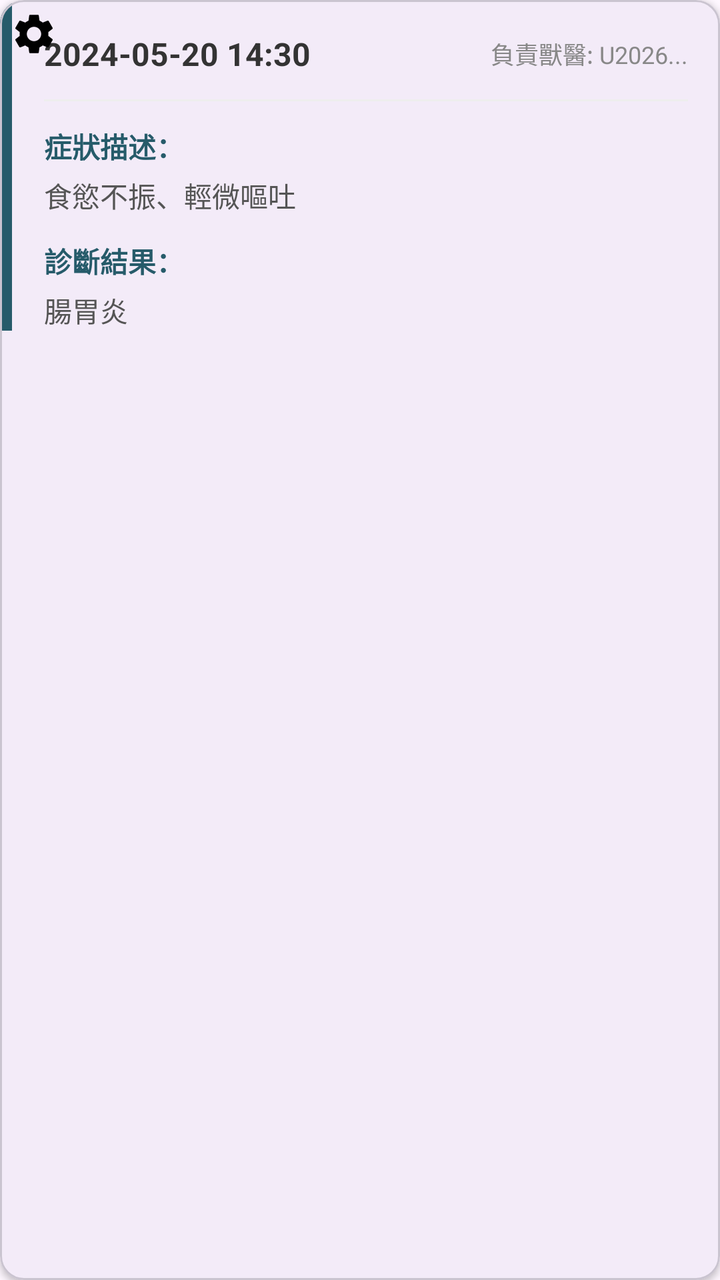
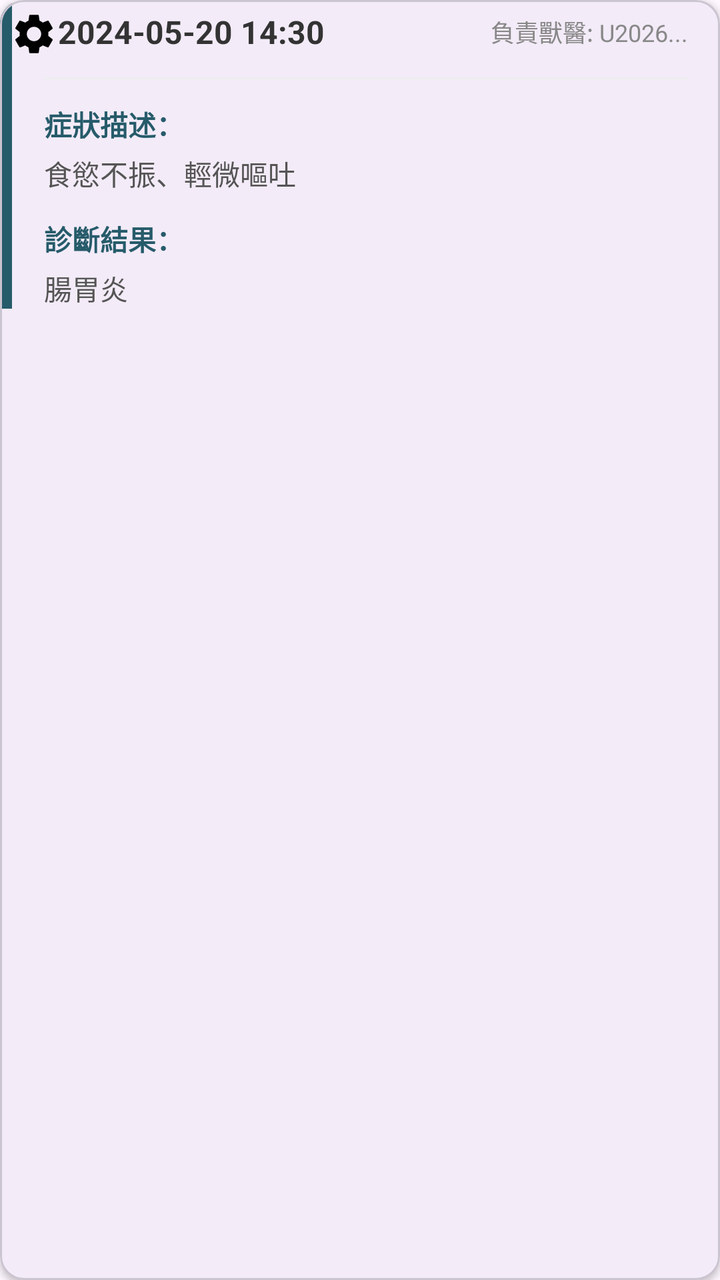

Before-and-after screenshots of an Android layout around one commit, followed by the original layout XML and the change that was made.
<!-- AndroidManifest.xml: application theme Theme.PetCare -->
<!-- res/layout/item_medical_record.xml -->
<?xml version="1.0" encoding="utf-8"?>
<com.google.android.material.card.MaterialCardView
    xmlns:android="http://schemas.android.com/apk/res/android"
    xmlns:app="http://schemas.android.com/apk/res-auto"
    android:layout_width="match_parent"
    android:layout_height="wrap_content"
    android:layout_marginHorizontal="16dp"
    android:layout_marginVertical="8dp"
    app:cardCornerRadius="12dp"
    app:cardElevation="2dp">

    <androidx.constraintlayout.widget.ConstraintLayout
        android:layout_width="match_parent"
        android:layout_height="wrap_content"
        android:paddingBottom="16dp">

        
        <View
            android:id="@+id/colorStrip"
            android:layout_width="6dp"
            android:layout_height="0dp"
            android:background="#265B6A"
            app:layout_constraintTop_toTopOf="parent"
            app:layout_constraintBottom_toBottomOf="parent"
            app:layout_constraintStart_toStartOf="parent" />

        
        <TextView
            android:id="@+id/tvVisitDate"
            android:layout_width="wrap_content"
            android:layout_height="wrap_content"
            android:layout_marginStart="16dp"
            android:layout_marginTop="16dp"
            android:text="2024-05-20 14:30"
            android:textColor="#333333"
            android:textSize="16sp"
            android:textStyle="bold"
            app:layout_constraintStart_toEndOf="@id/colorStrip"
            app:layout_constraintTop_toTopOf="parent" />

        
        <TextView
            android:id="@+id/tvVetId"
            android:layout_width="wrap_content"
            android:layout_height="wrap_content"
            android:layout_marginEnd="16dp"
            android:text="負責獸醫: U2026..."
            android:textColor="#888888"
            android:textSize="12sp"
            app:layout_constraintBottom_toBottomOf="@id/tvVisitDate"
            app:layout_constraintEnd_toEndOf="parent"
            app:layout_constraintTop_toTopOf="@id/tvVisitDate" />

        <View
            android:id="@+id/divider"
            android:layout_width="0dp"
            android:layout_height="1dp"
            android:layout_marginTop="12dp"
            android:layout_marginStart="16dp"
            android:layout_marginEnd="16dp"
            android:background="#EEEEEE"
            app:layout_constraintStart_toEndOf="@id/colorStrip"
            app:layout_constraintEnd_toEndOf="parent"
            app:layout_constraintTop_toBottomOf="@id/tvVisitDate" />

        
        <TextView
            android:id="@+id/lblSymptoms"
            android:layout_width="wrap_content"
            android:layout_height="wrap_content"
            android:layout_marginStart="16dp"
            android:layout_marginTop="12dp"
            android:text="症狀描述："
            android:textColor="#265B6A"
            android:textSize="14sp"
            android:textStyle="bold"
            app:layout_constraintStart_toEndOf="@id/colorStrip"
            app:layout_constraintTop_toBottomOf="@id/divider" />

        <TextView
            android:id="@+id/tvSymptoms"
            android:layout_width="0dp"
            android:layout_height="wrap_content"
            android:layout_marginStart="16dp"
            android:layout_marginEnd="16dp"
            android:layout_marginTop="4dp"
            android:text="食慾不振、輕微嘔吐"
            android:textColor="#555555"
            app:layout_constraintStart_toEndOf="@id/colorStrip"
            app:layout_constraintEnd_toEndOf="parent"
            app:layout_constraintTop_toBottomOf="@id/lblSymptoms" />

        
        <TextView
            android:id="@+id/lblDiagnosis"
            android:layout_width="wrap_content"
            android:layout_height="wrap_content"
            android:layout_marginStart="16dp"
            android:layout_marginTop="12dp"
            android:text="診斷結果："
            android:textColor="#265B6A"
            android:textSize="14sp"
            android:textStyle="bold"
            app:layout_constraintStart_toEndOf="@id/colorStrip"
            app:layout_constraintTop_toBottomOf="@id/tvSymptoms" />

        <TextView
            android:id="@+id/tvDiagnosis"
            android:layout_width="0dp"
            android:layout_height="wrap_content"
            android:layout_marginStart="16dp"
            android:layout_marginEnd="16dp"
            android:layout_marginTop="4dp"
            android:text="腸胃炎"
            android:textColor="#555555"
            app:layout_constraintStart_toEndOf="@id/colorStrip"
            app:layout_constraintEnd_toEndOf="parent"
            app:layout_constraintTop_toBottomOf="@id/lblDiagnosis" />

        
        <ImageView
            android:id="@+id/ivAttachment"
            android:layout_width="20dp"
            android:layout_height="20dp"
            android:layout_marginEnd="16dp"
            android:layout_marginBottom="16dp"
            android:src="@android:drawable/ic_menu_agenda"
            android:visibility="gone"
            app:tint="#888888"
            app:layout_constraintBottom_toBottomOf="parent"
            app:layout_constraintEnd_toEndOf="parent" />

        <ImageView
            android:layout_width="wrap_content"
            android:layout_height="wrap_content"
            android:id="@+id/ivEdit"
            android:src="@drawable/baseline_settings_24"
            app:layout_constraintLeft_toLeftOf="parent"
            app:layout_constraintTop_toTopOf="parent"
            android:layout_margin="5dp"/>

    </androidx.constraintlayout.widget.ConstraintLayout>
</com.google.android.material.card.MaterialCardView>
<!-- resources referenced by this layout -->
<resources>
  <!-- drawable baseline_settings_24 (drawable) -->
  <vector xmlns:android="http://schemas.android.com/apk/res/android" android:height="24dp" android:tint="#000000" android:viewportHeight="24" android:viewportWidth="24" android:width="24dp">
        
      <path android:fillColor="@android:color/white" android:pathData="M19.14,12.94c0.04,-0.3 0.06,-0.61 0.06,-0.94c0,-0.32 -0.02,-0.64 -0.07,-0.94l2.03,-1.58c0.18,-0.14 0.23,-0.41 0.12,-0.61l-1.92,-3.32c-0.12,-0.22 -0.37,-0.29 -0.59,-0.22l-2.39,0.96c-0.5,-0.38 -1.03,-0.7 -1.62,-0.94L14.4,2.81c-0.04,-0.24 -0.24,-0.41 -0.48,-0.41h-3.84c-0.24,0 -0.43,0.17 -0.47,0.41L9.25,5.35C8.66,5.59 8.12,5.92 7.63,6.29L5.24,5.33c-0.22,-0.08 -0.47,0 -0.59,0.22L2.74,8.87C2.62,9.08 2.66,9.34 2.86,9.48l2.03,1.58C4.84,11.36 4.8,11.69 4.8,12s0.02,0.64 0.07,0.94l-2.03,1.58c-0.18,0.14 -0.23,0.41 -0.12,0.61l1.92,3.32c0.12,0.22 0.37,0.29 0.59,0.22l2.39,-0.96c0.5,0.38 1.03,0.7 1.62,0.94l0.36,2.54c0.05,0.24 0.24,0.41 0.48,0.41h3.84c0.24,0 0.44,-0.17 0.47,-0.41l0.36,-2.54c0.59,-0.24 1.13,-0.56 1.62,-0.94l2.39,0.96c0.22,0.08 0.47,0 0.59,-0.22l1.92,-3.32c0.12,-0.22 0.07,-0.47 -0.12,-0.61L19.14,12.94zM12,15.6c-1.98,0 -3.6,-1.62 -3.6,-3.6s1.62,-3.6 3.6,-3.6s3.6,1.62 3.6,3.6S13.98,15.6 12,15.6z"/>
      
  </vector>
  <style name="Theme.PetCare" parent="Base.Theme.PetCare" />
  <style name="Base.Theme.PetCare" parent="Theme.Material3.DayNight.NoActionBar">
          
          
      </style>
</resources>

<!-- the commit's change to res/layout/item_medical_record.xml (unified diff, before → after) -->
@@ -29,13 +29,12 @@
             android:id="@+id/tvVisitDate"
             android:layout_width="wrap_content"
             android:layout_height="wrap_content"
-            android:layout_marginStart="16dp"
-            android:layout_marginTop="16dp"
+            android:layout_marginTop="5dp"
             android:text="2024-05-20 14:30"
             android:textColor="#333333"
             android:textSize="16sp"
             android:textStyle="bold"
-            app:layout_constraintStart_toEndOf="@id/colorStrip"
+            app:layout_constraintStart_toEndOf="@id/ivEdit"
             app:layout_constraintTop_toTopOf="parent" />
 
         
